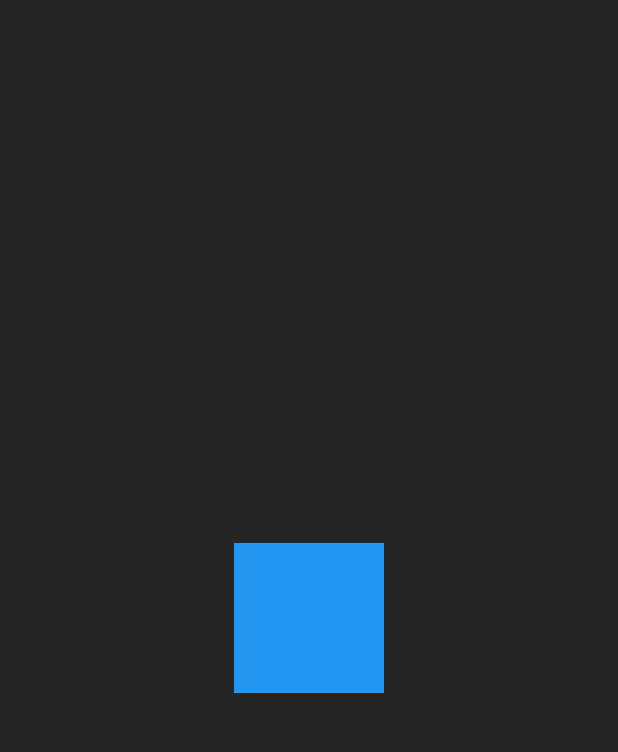
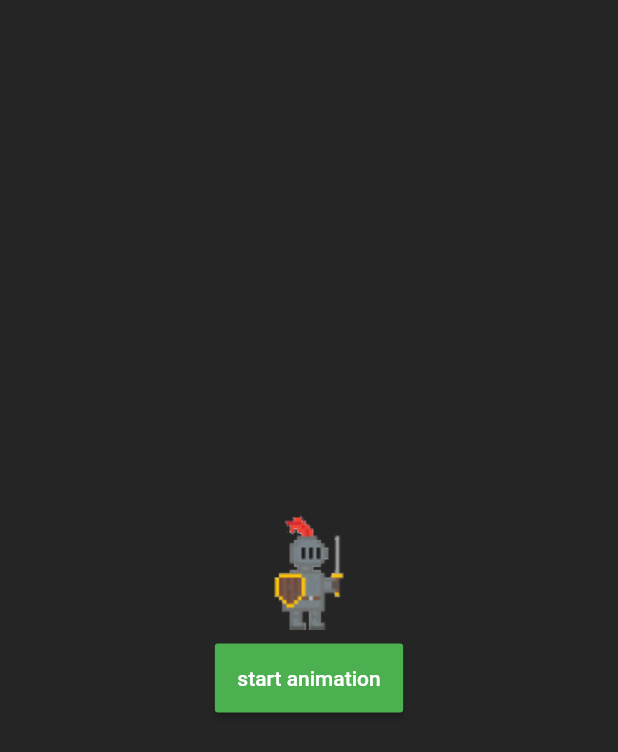
Before and after one commit to Guilherme-Calland/a3_game, a Flutter app: the screen it shows after launch, on a phone screen of 412 x 824 dp. Shown: the top 752 px of the screen. Run offline on Flutter 3.47's test engine with Material 2 defaults, Android fonts, the light colour scheme and no system bars.

Commit message:
animation tween rotation

```diff
--- a/lib/main.dart
+++ b/lib/main.dart
@@ -16,19 +16,19 @@ class Home extends StatefulWidget {
 class _HomeState extends State<Home> with SingleTickerProviderStateMixin{
 
   AnimationController animationController;
-  Animation<Color> animation;
+  Animation<double> animation;
 
   @override
   void initState() {
     super.initState();
     animationController = AnimationController(
-      duration: Duration(milliseconds: 4500),
+      duration: Duration(milliseconds: 1000),
       vsync: this
     );
 
-    animation = ColorTween(
-      begin: Colors.red,
-      end: Colors.blue
+    animation = Tween<double>(
+      begin: 0.0,
+      end: 6.3
     ).animate(animationController)
     ..addListener(() {
       setState(() {
@@ -36,19 +36,36 @@ class _HomeState extends State<Home> with SingleTickerProviderStateMixin{
       });
     });
 
-    animationController.forward();
   }
 
   @override
   Widget build(BuildContext context) {
     return Scaffold(
       backgroundColor: Color(0xff252525) ,
-      body: Center(
-        child: Container(
-          color: animation.value,
-          height: 100,
-          width: 100,
-        )
+      body: Column(
+        mainAxisAlignment: MainAxisAlignment.center,
+        children: <Widget>[
+          Center(
+            child: Transform.rotate(
+              angle: animation.value,
+              child: Image.asset(
+                'images/knight.png'
+              )
+            )
+          ),
+          GameButton(
+            title: 'start animation',
+            color: Colors.green,
+            onPressed: (){
+              if(animation.value == 0){
+                animationController.forward();
+              } else {
+                print(animation.value);
+                animationController.reverse(from : animation.value/ 6.3);
+              }
+            },
+          )
+        ],
       )
     );
   }
```
